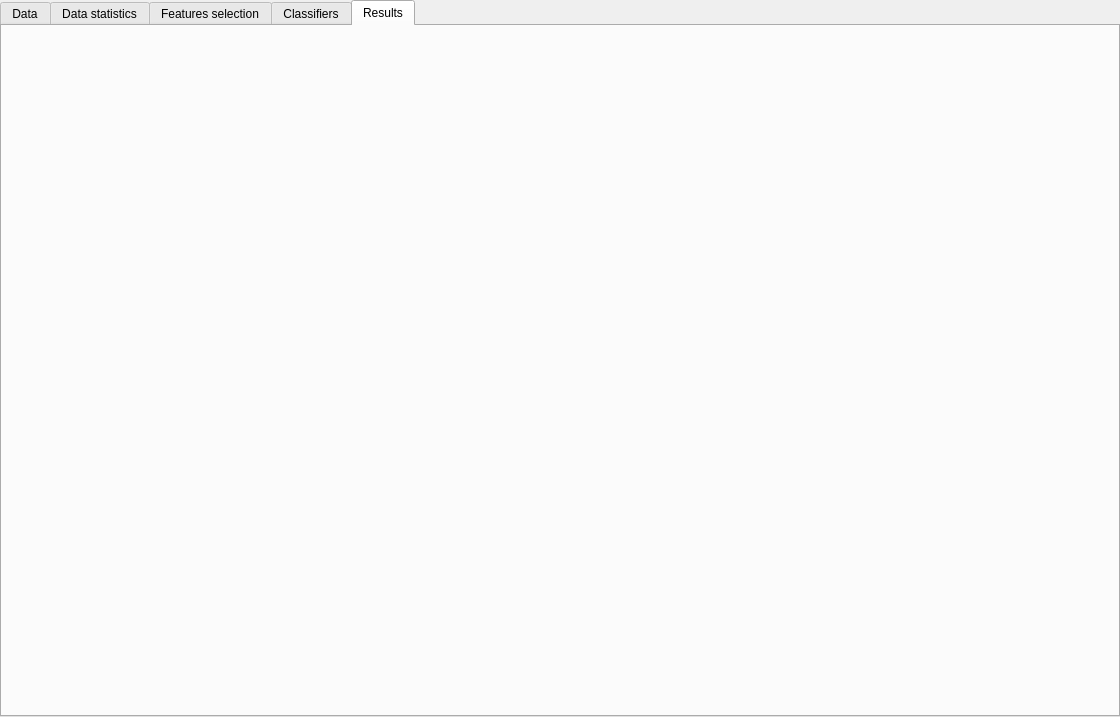
Above: classmark/ui/templates/experiment.ui from mdocekal/ClassMark before the change. Below: the same form after it.
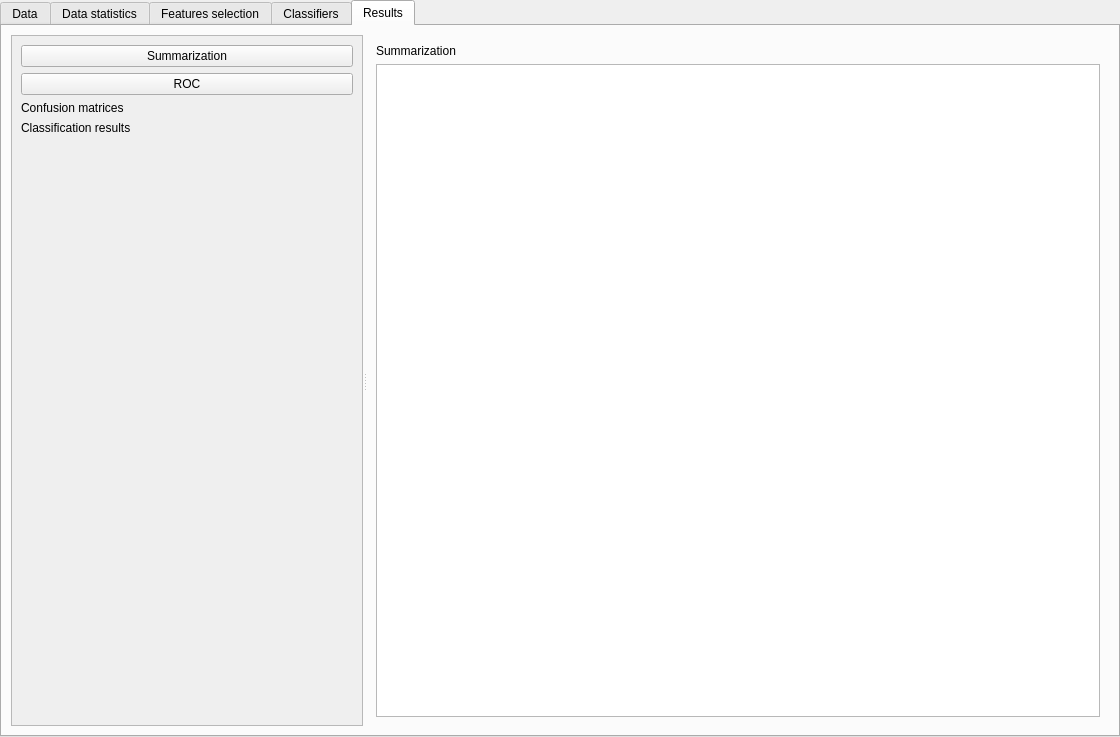
That is the form after the change. The open tabs and pages were chosen to show the change. Icons and pictures are not drawn.

Patch:
```diff
--- a/classmark/ui/templates/experiment.ui
+++ b/classmark/ui/templates/experiment.ui
@@ -7,7 +7,7 @@
     <x>0</x>
     <y>0</y>
     <width>1120</width>
-    <height>717</height>
+    <height>737</height>
    </rect>
   </property>
   <property name="minimumSize">
@@ -1145,7 +1145,7 @@
        <string>Results</string>
       </attribute>
       <layout class="QGridLayout" name="gridLayout_4">
-       <item row="0" column="1">
+       <item row="0" column="0">
         <widget class="QStackedWidget" name="resultTabPager">
          <property name="currentIndex">
           <number>0</number>
@@ -1270,24 +1270,151 @@
                </property>
               </widget>
              </item>
-             <item>
-              <spacer name="verticalSpacer_4">
+            </layout>
+           </item>
+          </layout>
+         </widget>
+         <widget class="QWidget" name="pageResults">
+          <layout class="QGridLayout" name="gridLayout_15">
+           <property name="leftMargin">
+            <number>0</number>
+           </property>
+           <property name="topMargin">
+            <number>0</number>
+           </property>
+           <property name="rightMargin">
+            <number>0</number>
+           </property>
+           <property name="bottomMargin">
+            <number>0</number>
+           </property>
+           <item row="0" column="0">
+            <widget class="QSplitter" name="splitter_6">
                <property name="orientation">
-                <enum>Qt::Vertical</enum>
-               </property>
-               <property name="sizeHint" stdset="0">
-                <size>
-                 <width>20</width>
-                 <height>40</height>
-                </size>
-               </property>
-              </spacer>
-             </item>
-            </layout>
-           </item>
-          </layout>
-         </widget>
-         <widget class="QWidget" name="pageResults"/>
+              <enum>Qt::Horizontal</enum>
+             </property>
+             <widget class="QScrollArea" name="scrollArea">
+              <property name="widgetResizable">
+               <bool>true</bool>
+              </property>
+              <property name="alignment">
+               <set>Qt::AlignLeading|Qt::AlignLeft|Qt::AlignTop</set>
+              </property>
+              <widget class="QWidget" name="scrollAreaWidgetContents_2">
+               <property name="geometry">
+                <rect>
+                 <x>0</x>
+                 <y>0</y>
+                 <width>177</width>
+                 <height>126</height>
+                </rect>
+               </property>
+               <property name="sizePolicy">
+                <sizepolicy hsizetype="Preferred" vsizetype="Fixed">
+                 <horstretch>0</horstretch>
+                 <verstretch>0</verstretch>
+                </sizepolicy>
+               </property>
+               <layout class="QVBoxLayout" name="verticalLayout_19">
+                <item>
+                 <widget class="QPushButton" name="resultsSummarizationButton">
+                  <property name="text">
+                   <string>Summarization</string>
+                  </property>
+                 </widget>
+                </item>
+                <item>
+                 <widget class="QPushButton" name="resultsROCButton">
+                  <property name="text">
+                   <string>ROC</string>
+                  </property>
+                 </widget>
+                </item>
+                <item>
+                 <widget class="QLabel" name="label_20">
+                  <property name="text">
+                   <string>Confusion matrices</string>
+                  </property>
+                 </widget>
+                </item>
+                <item>
+                 <layout class="QVBoxLayout" name="resultsConfMatLayout"/>
+                </item>
+                <item>
+                 <widget class="QLabel" name="label_21">
+                  <property name="text">
+                   <string>Classification results</string>
+                  </property>
+                 </widget>
+                </item>
+                <item>
+                 <layout class="QVBoxLayout" name="resultsClassificationLayout"/>
+                </item>
+               </layout>
+              </widget>
+             </widget>
+             <widget class="QStackedWidget" name="resultsContentStackedWidget">
+              <property name="currentIndex">
+               <number>0</number>
+              </property>
+              <widget class="QWidget" name="summarizationPage" native="true">
+               <layout class="QVBoxLayout" name="verticalLayout_16">
+                <item>
+                 <widget class="QLabel" name="label_23">
+                  <property name="text">
+                   <string>Summarization</string>
+                  </property>
+                 </widget>
+                </item>
+                <item>
+                 <widget class="QTableView" name="resultSummarizationTable"/>
+                </item>
+               </layout>
+              </widget>
+              <widget class="QWidget" name="ROCPage">
+               <layout class="QVBoxLayout" name="verticalLayout_20">
+                <item alignment="Qt::AlignTop">
+                 <widget class="QLabel" name="label_22">
+                  <property name="text">
+                   <string>ROC</string>
+                  </property>
+                 </widget>
+                </item>
+               </layout>
+              </widget>
+              <widget class="QWidget" name="confussionMatricesPage">
+               <layout class="QVBoxLayout" name="verticalLayout_17">
+                <item>
+                 <widget class="QLabel" name="label_24">
+                  <property name="text">
+                   <string>Confusion matrix</string>
+                  </property>
+                 </widget>
+                </item>
+                <item>
+                 <widget class="QTableView" name="resultConfussionMatrixTable"/>
+                </item>
+               </layout>
+              </widget>
+              <widget class="QWidget" name="classificationResultsPage">
+               <layout class="QVBoxLayout" name="verticalLayout_18">
+                <item>
+                 <widget class="QLabel" name="label_25">
+                  <property name="text">
+                   <string>Classification results</string>
+                  </property>
+                 </widget>
+                </item>
+                <item>
+                 <widget class="QTableView" name="resultClassificationResultTable"/>
+                </item>
+               </layout>
+              </widget>
+             </widget>
+            </widget>
+           </item>
+          </layout>
+         </widget>
         </widget>
        </item>
       </layout>
```
Left out of the diff: 52 changed lines with no effect on the pictures. Lines whose indentation alone changed are shown as unchanged.
